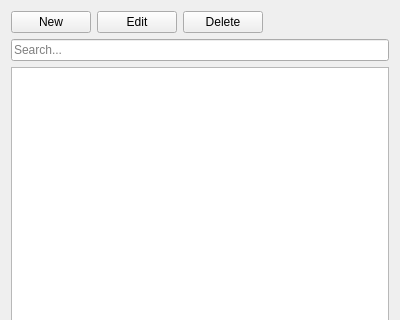
Above: Widgets/Docks/DockBusstops.ui from ma7t3/ScheduleMaster before the change; both pictures show x 0 to 400 and y 0 to 320 of the 400 by 600 pixel window. Below: the same form after it.
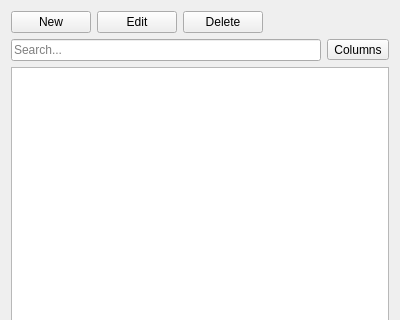
That is the form after the change.

Commit message: Add column managment in Busstops, Lines & Routes docks

Patch:
```diff
--- a/Widgets/Docks/DockBusstops.ui
+++ b/Widgets/Docks/DockBusstops.ui
@@ -53,6 +53,8 @@
     </layout>
    </item>
    <item>
+    <layout class="QHBoxLayout" name="horizontalLayout">
+     <item>
     <widget class="QLineEdit" name="leSearch">
      <property name="placeholderText">
       <string>Search...</string>
@@ -61,6 +63,18 @@
       <bool>true</bool>
      </property>
     </widget>
+     </item>
+     <item>
+      <widget class="QToolButton" name="tbColumns">
+       <property name="text">
+        <string>Columns</string>
+       </property>
+       <property name="popupMode">
+        <enum>QToolButton::ToolButtonPopupMode::InstantPopup</enum>
+       </property>
+      </widget>
+     </item>
+    </layout>
    </item>
    <item>
     <widget class="QTableView" name="twBusstops">
```
Lines whose indentation alone changed are shown as unchanged. The commit also changes 8 other files.
